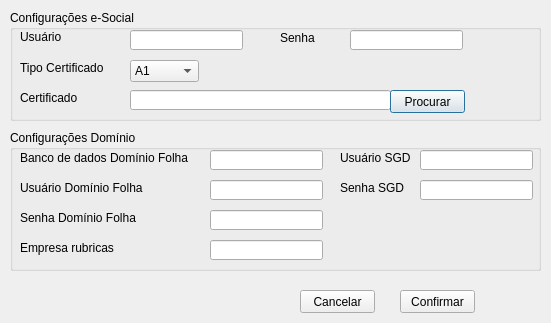
This is screen_ui/dialog_configuracoes.ui in VictorScandolaraTR/ConversaoMovimento_eSocial as Qt 5 draws it before an edit. The edited form follows.
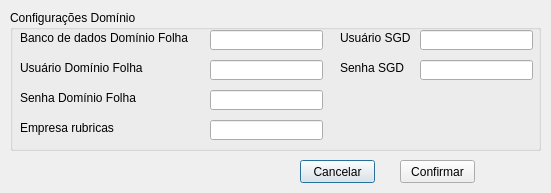
This is the edited form.

Diff of the .ui file:
```diff
--- a/screen_ui/dialog_configuracoes.ui
+++ b/screen_ui/dialog_configuracoes.ui
@@ -7,145 +7,17 @@
     <x>0</x>
     <y>0</y>
     <width>551</width>
-    <height>323</height>
+    <height>193</height>
    </rect>
   </property>
   <property name="windowTitle">
    <string>Configurações</string>
   </property>
-  <widget class="QGroupBox" name="groupBox">
-   <property name="geometry">
-    <rect>
-     <x>10</x>
-     <y>10</y>
-     <width>531</width>
-     <height>111</height>
-    </rect>
-   </property>
-   <property name="title">
-    <string>Configurações e-Social</string>
-   </property>
-   <widget class="QLineEdit" name="edit_usuario_certificado">
-    <property name="geometry">
-     <rect>
-      <x>120</x>
-      <y>20</y>
-      <width>113</width>
-      <height>20</height>
-     </rect>
-    </property>
-   </widget>
-   <widget class="QLineEdit" name="edit_senha_certificado">
-    <property name="geometry">
-     <rect>
-      <x>340</x>
-      <y>20</y>
-      <width>113</width>
-      <height>20</height>
-     </rect>
-    </property>
-   </widget>
-   <widget class="QLineEdit" name="edit_caminho_certificado">
-    <property name="geometry">
-     <rect>
-      <x>120</x>
-      <y>80</y>
-      <width>261</width>
-      <height>20</height>
-     </rect>
-    </property>
-   </widget>
-   <widget class="QComboBox" name="combo_tipo_certificado">
-    <property name="geometry">
-     <rect>
-      <x>120</x>
-      <y>50</y>
-      <width>69</width>
-      <height>22</height>
-     </rect>
-    </property>
-    <item>
-     <property name="text">
-      <string>A1</string>
-     </property>
-    </item>
-    <item>
-     <property name="text">
-      <string>A3</string>
-     </property>
-    </item>
-   </widget>
-   <widget class="QLabel" name="label">
-    <property name="geometry">
-     <rect>
-      <x>10</x>
-      <y>20</y>
-      <width>47</width>
-      <height>13</height>
-     </rect>
-    </property>
-    <property name="text">
-     <string>Usuário</string>
-    </property>
-   </widget>
-   <widget class="QLabel" name="label_2">
-    <property name="geometry">
-     <rect>
-      <x>270</x>
-      <y>20</y>
-      <width>61</width>
-      <height>16</height>
-     </rect>
-    </property>
-    <property name="text">
-     <string>Senha</string>
-    </property>
-   </widget>
-   <widget class="QLabel" name="label_3">
-    <property name="geometry">
-     <rect>
-      <x>10</x>
-      <y>50</y>
-      <width>101</width>
-      <height>16</height>
-     </rect>
-    </property>
-    <property name="text">
-     <string>Tipo Certificado</string>
-    </property>
-   </widget>
-   <widget class="QLabel" name="label_4">
-    <property name="geometry">
-     <rect>
-      <x>10</x>
-      <y>80</y>
-      <width>61</width>
-      <height>16</height>
-     </rect>
-    </property>
-    <property name="text">
-     <string>Certificado</string>
-    </property>
-   </widget>
-   <widget class="QPushButton" name="btn_busca_certificado">
-    <property name="geometry">
-     <rect>
-      <x>380</x>
-      <y>80</y>
-      <width>75</width>
-      <height>23</height>
-     </rect>
-    </property>
-    <property name="text">
-     <string>Procurar</string>
-    </property>
-   </widget>
-  </widget>
   <widget class="QGroupBox" name="groupBox_2">
    <property name="geometry">
     <rect>
      <x>10</x>
-     <y>130</y>
+     <y>10</y>
      <width>531</width>
      <height>141</height>
     </rect>
@@ -182,6 +54,9 @@
       <height>20</height>
      </rect>
     </property>
+    <property name="echoMode">
+     <enum>QLineEdit::PasswordEchoOnEdit</enum>
+    </property>
    </widget>
    <widget class="QLabel" name="label_5">
     <property name="geometry">
@@ -267,6 +142,9 @@
       <height>20</height>
      </rect>
     </property>
+    <property name="echoMode">
+     <enum>QLineEdit::PasswordEchoOnEdit</enum>
+    </property>
    </widget>
    <widget class="QLabel" name="label_10">
     <property name="geometry">
@@ -290,13 +168,16 @@
       <height>20</height>
      </rect>
     </property>
+    <property name="echoMode">
+     <enum>QLineEdit::Normal</enum>
+    </property>
    </widget>
   </widget>
   <widget class="QPushButton" name="btn_concertar_configuracoes">
    <property name="geometry">
     <rect>
      <x>300</x>
-     <y>290</y>
+     <y>160</y>
      <width>75</width>
      <height>23</height>
     </rect>
@@ -309,7 +190,7 @@
    <property name="geometry">
     <rect>
      <x>400</x>
-     <y>290</y>
+     <y>160</y>
      <width>75</width>
      <height>23</height>
     </rect>
```
